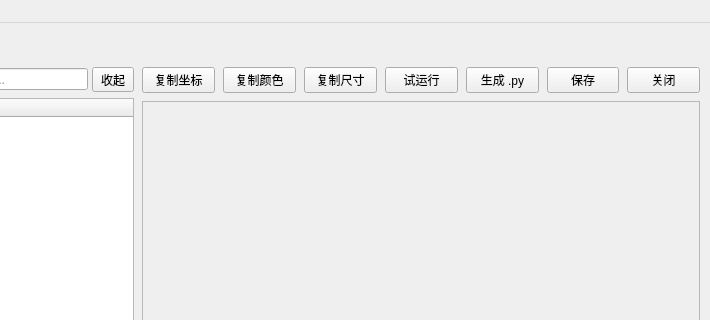
Qt form hotkey/ui/forms/main_window.ui (Qiuxile/HotKey) before a commit; both pictures show x 410 to 1120 and y 0 to 320 of the 1120 by 640 pixel window.
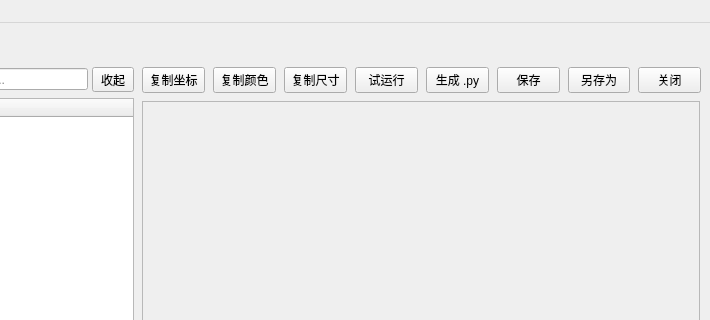
The same form after that commit. Custom widgets are drawn as their Qt base class.

Commit message: feat: add save-as toolbar button

The edit to the form file:
```diff
--- a/hotkey/ui/forms/main_window.ui
+++ b/hotkey/ui/forms/main_window.ui
@@ -313,6 +313,13 @@
                 </property>
                </widget>
               </item>
+              <item>
+               <widget class="QPushButton" name="btnSaveAs">
+                <property name="text">
+                 <string>另存为</string>
+                </property>
+               </widget>
+              </item>
               <item>
                <widget class="QPushButton" name="btnCloseEditor">
                 <property name="text">
```
The commit also changes 5 other files.
